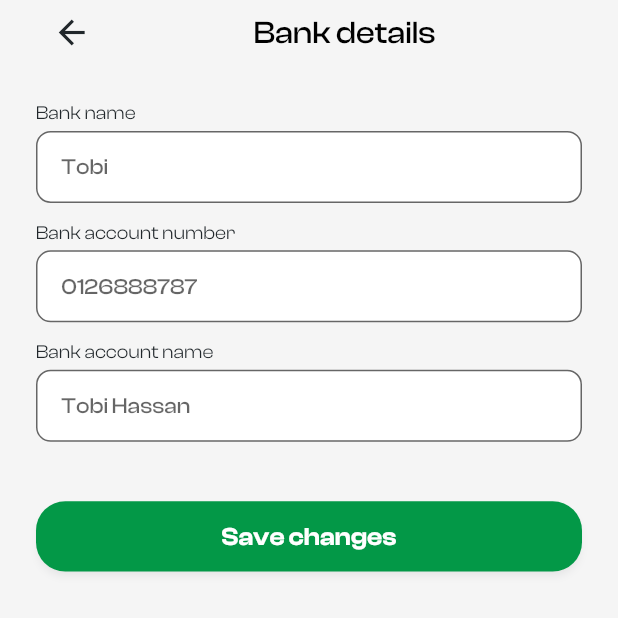
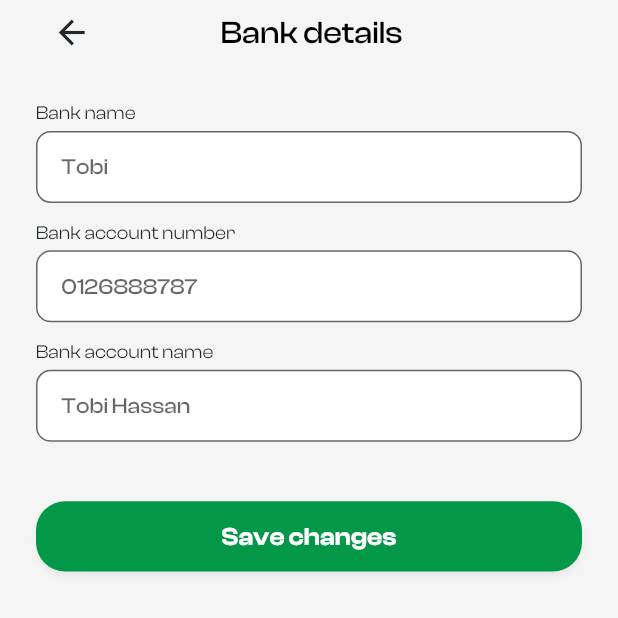
Before and after one commit to 7H3-PR073C70R/hr56_mobile, a Flutter app: the BankDetailsPage screen opened by its route, on a phone screen of 412 x 824 dp, the top half of it. Run offline on Flutter 3.47's test engine with Material 2 defaults, Android fonts, the phone set to English and light mode, and no system bars; our stand-ins replace auto_route, carousel_slider, connectivity_plus, dartz, dio, equatable and 10 more; missing offline and left inert: connectivity_plus_web, image_picker_for_web, shared_preferences_web; accounts and stored records are empty; generated files the repository leaves out were written again.

Commit message:
app back button

```diff
--- a/lib/src/shared/custom_app_bar_with_back_button.dart
+++ b/lib/src/shared/custom_app_bar_with_back_button.dart
@@ -22,10 +22,13 @@ class CustomAppBarWithBackButton extends StatelessWidget {
         const AppBackButton(),
         Expanded(
           child: Center(
-            child: Text(
-              text,
-              style: context.textTheme.displayLarge?.copyWith(
-                fontSize: 20.fontSize,
+            child: Padding(
+              padding: EdgeInsets.only(right: 45.radius),
+              child: Text(
+                text,
+                style: context.textTheme.displayLarge?.copyWith(
+                  fontSize: 20.fontSize,
+                ),
               ),
             ),
           ),
```
